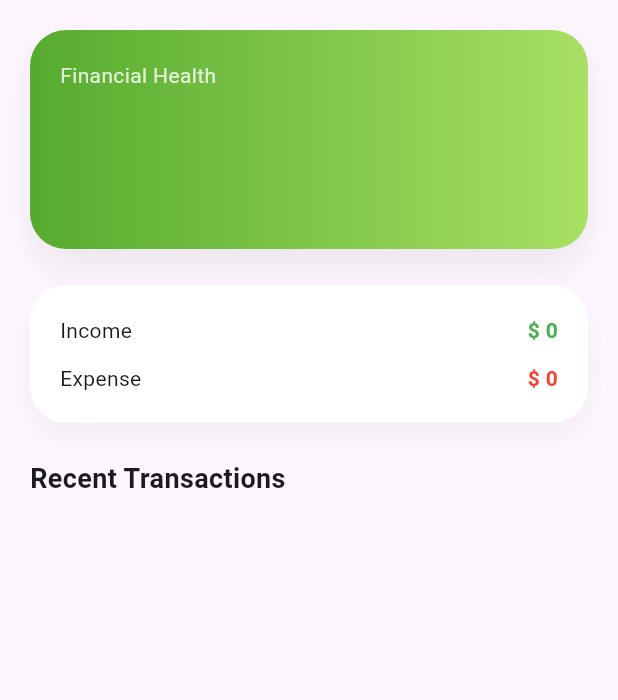
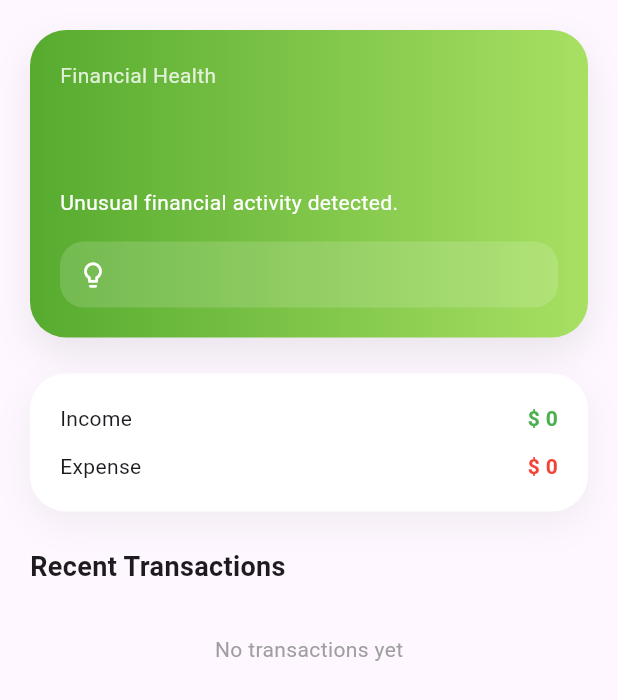
Before and after one commit to alvayonara/finguard-app, a Flutter app: the ActiveDashboard widget shown alone on an empty page, opened directly with empty values, on a phone screen of 412 x 824 dp. Shown: the top 700 px of the screen. Run offline on Flutter 3.47's test engine with Material 3 defaults, Android fonts, the phone set to English and light mode, and no system bars; our stand-ins replace dio, shared_preferences, shimmer; accounts and stored records are empty; network calls fail.

Commit message:
dynamic localization: insight + recommendation

````diff
--- a/lib/app.dart
+++ b/lib/app.dart
@@ -1,5 +1,6 @@
 import 'package:finguard_app/features/dashboard/view/dashboard_screen.dart';
 import 'package:finguard_app/features/dashboard/viewmodel/dashboard_viewmodel.dart';
+import 'package:finguard_app/l10n/app_localizations.dart';
 import 'package:flutter/material.dart';
 import 'package:provider/provider.dart';
 import 'core/app_settings.dart';
@@ -72,6 +73,7 @@ class FinguardApp extends StatelessWidget {
         locale: settings.locale,
         supportedLocales: const [Locale('en'), Locale('id')],
         localizationsDelegates: const [
+          AppLocalizations.delegate,
           GlobalMaterialLocalizations.delegate,
           GlobalWidgetsLocalizations.delegate,
           GlobalCupertinoLocalizations.delegate,
--- a/lib/core/app_settings.dart
+++ b/lib/core/app_settings.dart
@@ -2,8 +2,8 @@ import 'package:flutter/material.dart';
 import 'package:intl/intl.dart';
 
 class AppSettings extends ChangeNotifier {
-  Locale _locale = const Locale('id');
-  String _currency = 'IDR';
+  Locale _locale = const Locale('en');
+  String _currency = 'USD';
 
   Locale get locale => _locale;
   String get currency => _currency;
--- /dev/null
+++ b/lib/core/utils/insight_resolver.dart
@@ -0,0 +1,36 @@
+import 'package:flutter/widgets.dart';
+import 'package:finguard_app/l10n/app_localizations.dart';
+
+class InsightResolver {
+  static String resolveInsight(
+      BuildContext context, String? key) {
+    final loc = AppLocalizations.of(context)!;
+
+    switch (key) {
+      case "NEGATIVE_CASH_FLOW":
+        return loc.insightNegativeCashFlow;
+      case "EXPENSE_SPIKE":
+        return loc.insightExpenseSpike;
+      case "STABLE":
+        return loc.insightStable;
+      default:
+        return loc.insightGeneric;
+    }
+  }
+
+  static String resolveRecommendation(
+      BuildContext context, String? key) {
+    final loc = AppLocalizations.of(context)!;
+
+    switch (key) {
+      case "REC_NEGATIVE_CASH_FLOW":
+        return loc.recNegativeCashflow;
+      case "REC_EXPENSE_SPIKE":
+        return loc.recExpenseSpike;
+      case "REC_STABLE":
+        return loc.recStable;
+      default:
+        return "";
+    }
+  }
+}
--- a/lib/features/dashboard/data/model/dashboard_response.dart
+++ b/lib/features/dashboard/data/model/dashboard_response.dart
@@ -33,15 +33,15 @@ class FinancialHealth {
   final String level;
   final int score;
   final String color;
-  final String topInsight;
-  final String recommendation;
+  final String topInsightKey;
+  final String recommendationKey;
 
   FinancialHealth({
     required this.level,
     required this.score,
     required this.color,
-    required this.topInsight,
-    required this.recommendation,
+    required this.topInsightKey,
+    required this.recommendationKey,
   });
 
   factory FinancialHealth.fromJson(Map<String, dynamic> json) {
@@ -49,8 +49,8 @@ class FinancialHealth {
       level: json['level'] ?? "",
       score: json['score'] ?? 0,
       color: json['color'] ?? "",
-      topInsight: json['topInsight'] ?? "",
-      recommendation: json['recommendation'] ?? "",
+      topInsightKey: json['topInsightKey'] ?? "",
+      recommendationKey: json['recommendationKey'] ?? "",
     );
   }
 }
--- a/lib/features/dashboard/view/active_dashboard.dart
+++ b/lib/features/dashboard/view/active_dashboard.dart
@@ -1,5 +1,6 @@
 import 'package:finguard_app/core/app_settings.dart';
 import 'package:finguard_app/core/utils/currency_formatter.dart';
+import 'package:finguard_app/core/utils/insight_resolver.dart';
 import 'package:finguard_app/features/dashboard/data/model/dashboard_response.dart';
 import 'package:flutter/material.dart';
 import 'package:provider/provider.dart';
@@ -18,6 +19,9 @@ class ActiveDashboard extends StatelessWidget {
     return ListView(
       padding: const EdgeInsets.all(20),
       children: [
+        /// ===============================
+        /// FINANCIAL HEALTH CARD
+        /// ===============================
         if (financialHealth != null)
           Container(
             padding: const EdgeInsets.all(20),
@@ -37,7 +41,9 @@ class ActiveDashboard extends StatelessWidget {
               children: [
                 Text(
                   "Financial Health",
-                  style: TextStyle(color: Colors.white.withOpacity(0.8)),
+                  style: TextStyle(
+                    color: Colors.white.withOpacity(0.8),
+                  ),
                 ),
                 const SizedBox(height: 12),
                 Text(
@@ -49,9 +55,52 @@ class ActiveDashboard extends StatelessWidget {
                   ),
                 ),
                 const SizedBox(height: 8),
+
+                /// Insight (Localized)
                 Text(
-                  financialHealth.topInsight,
-                  style: const TextStyle(color: Colors.white),
+                  InsightResolver.resolveInsight(
+                    context,
+                    financialHealth.topInsightKey,
+                  ),
+                  style: const TextStyle(
+                    color: Colors.white,
+                    fontSize: 14,
+                  ),
+                ),
+
+                const SizedBox(height: 16),
+
+                /// Recommendation Box
+                Container(
+                  padding: const EdgeInsets.all(12),
+                  decoration: BoxDecoration(
+                    color: Colors.white.withOpacity(0.15),
+                    borderRadius: BorderRadius.circular(16),
+                  ),
+                  child: Row(
+                    crossAxisAlignment: CrossAxisAlignment.start,
+                    children: [
+                      const Icon(
+                        Icons.lightbulb_outline,
+                        color: Colors.white,
+                        size: 20,
+                      ),
+                      const SizedBox(width: 8),
+                      Expanded(
+                        child: Text(
+                          InsightResolver.resolveRecommendation(
+                            context,
+                            financialHealth.recommendationKey,
+                          ),
+                          style: const TextStyle(
+                            color: Colors.white,
+                            fontSize: 13,
+                            fontWeight: FontWeight.w500,
+                          ),
+                        ),
+                      ),
+                    ],
+                  ),
                 ),
               ],
             ),
@@ -59,6 +108,9 @@ class ActiveDashboard extends StatelessWidget {
 
         const SizedBox(height: 24),
 
+        /// ===============================
+        /// MONTH SUMMARY CARD
+        /// ===============================
         Container(
           padding: const EdgeInsets.all(20),
           decoration: BoxDecoration(
@@ -93,11 +145,24 @@ class ActiveDashboard extends StatelessWidget {
 
         const SizedBox(height: 24),
 
+        /// ===============================
+        /// RECENT TRANSACTIONS
+        /// ===============================
         const Text(
           "Recent Transactions",
           style: TextStyle(fontSize: 18, fontWeight: FontWeight.bold),
         ),
         const SizedBox(height: 12),
+
+        if (data.recentTransactions.isEmpty)
+          Container(
+            padding: const EdgeInsets.all(20),
+            alignment: Alignment.center,
+            child: const Text(
+              "No transactions yet",
+              style: TextStyle(color: Colors.grey),
+            ),
+          ),
 
         ...data.recentTransactions.map((tx) {
           final formattedAmount = CurrencyFormatter.format(
@@ -129,15 +194,21 @@ class ActiveDashboard extends StatelessWidget {
                       tx.category,
                       style: const TextStyle(fontWeight: FontWeight.bold),
                     ),
+                    const SizedBox(height: 4),
                     Text(
                       tx.occurredAt,
-                      style: const TextStyle(color: Colors.grey),
+                      style: const TextStyle(
+                        color: Colors.grey,
+                        fontSize: 12,
+                      ),
                     ),
                   ],
                 ),
                 Text(
                   formattedAmount,
-                  style: const TextStyle(fontWeight: FontWeight.bold),
+                  style: const TextStyle(
+                    fontWeight: FontWeight.bold,
+                  ),
                 ),
               ],
             ),
@@ -147,6 +218,7 @@ class ActiveDashboard extends StatelessWidget {
     );
   }
 
+  /// Gradient based on risk level
   LinearGradient _gradient(String level) {
     switch (level) {
       case "HIGH":
@@ -164,19 +236,28 @@ class ActiveDashboard extends StatelessWidget {
     }
   }
 
-  Widget _row(String label, double value, Color color, AppSettings settings) {
+  Widget _row(
+      String label,
+      double value,
+      Color color,
+      AppSettings settings,
+      ) {
     final formatted = CurrencyFormatter.format(
       amount: value,
       currencyCode: settings.currency,
       locale: settings.locale.languageCode,
     );
+
     return Row(
       mainAxisAlignment: MainAxisAlignment.spaceBetween,
       children: [
         Text(label),
         Text(
           formatted,
-          style: TextStyle(color: color, fontWeight: FontWeight.bold),
+          style: TextStyle(
+            color: color,
+            fontWeight: FontWeight.bold,
+          ),
         ),
       ],
     );
--- /dev/null
+++ b/lib/l10n/app_en.arb
@@ -0,0 +1,10 @@
+{
+  "insightNegativeCashFlow": "Your expenses this month are higher than your income.",
+  "insightExpenseSpike": "Your spending is much higher than usual.",
+  "insightGeneric": "Unusual financial activity detected.",
+  "insightStable": "Your financial condition is stable this week.",
+
+  "recNegativeCashflow": "Reduce non-essential expenses this month.",
+  "recExpenseSpike": "Avoid large spending for the next few days.",
+  "recStable": "Maintain your current spending pattern."
+}
--- /dev/null
+++ b/lib/l10n/app_localizations.dart
@@ -0,0 +1,171 @@
+import 'dart:async';
+
+import 'package:flutter/foundation.dart';
+import 'package:flutter/widgets.dart';
+import 'package:flutter_localizations/flutter_localizations.dart';
+import 'package:intl/intl.dart' as intl;
+
+import 'app_localizations_en.dart';
+import 'app_localizations_id.dart';
+
+// ignore_for_file: type=lint
+
+/// Callers can lookup localized strings with an instance of AppLocalizations
+/// returned by `AppLocalizations.of(context)`.
+///
+/// Applications need to include `AppLocalizations.delegate()` in their app's
+/// `localizationDelegates` list, and the locales they support in the app's
+/// `supportedLocales` list. For example:
+///
+/// ```dart
+/// import 'l10n/app_localizations.dart';
+///
+/// return MaterialApp(
+///   localizationsDelegates: AppLocalizations.localizationsDelegates,
+///   supportedLocales: AppLocalizations.supportedLocales,
+///   home: MyApplicationHome(),
+/// );
+/// ```
+///
+/// ## Update pubspec.yaml
+///
+/// Please make sure to update your pubspec.yaml to include the following
+/// packages:
+///
+/// ```yaml
+/// dependencies:
+///   # Internationalization support.
+///   flutter_localizations:
+///     sdk: flutter
+///   intl: any # Use the pinned version from flutter_localizations
+///
+///   # Rest of dependencies
+/// ```
+///
+/// ## iOS Applications
+///
+/// iOS applications define key application metadata, including supported
+/// locales, in an Info.plist file that is built into the application bundle.
+/// To configure the locales supported by your app, you’ll need to edit this
+/// file.
+///
+/// First, open your project’s ios/Runner.xcworkspace Xcode workspace file.
+/// Then, in the Project Navigator, open the Info.plist file under the Runner
+/// project’s Runner folder.
+///
+/// Next, select the Information Property List item, select Add Item from the
+/// Editor menu, then select Localizations from the pop-up menu.
+///
+/// Select and expand the newly-created Localizations item then, for each
+/// locale your application supports, add a new item and select the locale
+/// you wish to add from the pop-up menu in the Value field. This list should
+/// be consistent with the languages listed in the AppLocalizations.supportedLocales
+/// property.
+abstract class AppLocalizations {
+  AppLocalizations(String locale) : localeName = intl.Intl.canonicalizedLocale(locale.toString());
+
+  final String localeName;
+
+  static AppLocalizations? of(BuildContext context) {
+    return Localizations.of<AppLocalizations>(context, AppLocalizations);
+  }
+
+  static const LocalizationsDelegate<AppLocalizations> delegate = _AppLocalizationsDelegate();
+
+  /// A list of this localizations delegate along with the default localizations
+  /// delegates.
+  ///
+  /// Returns a list of localizations delegates containing this delegate along with
+  /// GlobalMaterialLocalizations.delegate, GlobalCupertinoLocalizations.delegate,
+  /// and GlobalWidgetsLocalizations.delegate.
+  ///
+  /// Additional delegates can be added by appending to this list in
+  /// MaterialApp. This list does not have to be used at all if a custom list
+  /// of delegates is preferred or required.
+  static const List<LocalizationsDelegate<dynamic>> localizationsDelegates = <LocalizationsDelegate<dynamic>>[
+    delegate,
+    GlobalMaterialLocalizations.delegate,
+    GlobalCupertinoLocalizations.delegate,
+    GlobalWidgetsLocalizations.delegate,
+  ];
+
+  /// A list of this localizations delegate's supported locales.
+  static const List<Locale> supportedLocales = <Locale>[
+    Locale('en'),
+    Locale('id')
+  ];
+
+  /// No description provided for @insightNegativeCashFlow.
+  ///
+  /// In en, this message translates to:
+  /// **'Your expenses this month are higher than your income.'**
+  String get insightNegativeCashFlow;
+
+  /// No description provided for @insightExpenseSpike.
+  ///
+  /// In en, this message translates to:
+  /// **'Your spending is much higher than usual.'**
+  String get insightExpenseSpike;
+
+  /// No description provided for @insightGeneric.
+  ///
+  /// In en, this message translates to:
+  /// **'Unusual financial activity detected.'**
+  String get insightGeneric;
+
+  /// No description provided for @insightStable.
+  ///
+  /// In en, this message translates to:
+  /// **'Your financial condition is stable this week.'**
+  String get insightStable;
+
+  /// No description provided for @recNegativeCashflow.
+  ///
+  /// In en, this message translates to:
+  /// **'Reduce non-essential expenses this month.'**
+  String get recNegativeCashflow;
+
+  /// No description provided for @recExpenseSpike.
+  ///
+  /// In en, this message translates to:
+  /// **'Avoid large spending for the next few days.'**
+  String get recExpenseSpike;
+
+  /// No description provided for @recStable.
+  ///
+  /// In en, this message translates to:
+  /// **'Maintain your current spending pattern.'**
+  String get recStable;
+}
+
+class _AppLocalizationsDelegate extends LocalizationsDelegate<AppLocalizations> {
+  const _AppLocalizationsDelegate();
+
+  @override
+  Future<AppLocalizations> load(Locale locale) {
+    return SynchronousFuture<AppLocalizations>(lookupAppLocalizations(locale));
+  }
+
+  @override
+  bool isSupported(Locale locale) => <String>['en', 'id'].contains(locale.languageCode);
+
+  @override
+  bool shouldReload(_AppLocalizationsDelegate old) => false;
+}
+
+AppLocalizations lookupAppLocalizations(Locale locale) {
+
+
+  // Lookup logic when only language code is specified.
+  switch (locale.languageCode) {
+    case 'en': return AppLocalizationsEn();
+    case 'id': return AppLocalizationsId();
+  }
+
+  throw FlutterError(
+    'AppLocalizations.delegate failed to load unsupported locale "$locale". This is likely '
+    'an issue with the localizations generation tool. Please file an issue '
+    'on GitHub with a reproducible sample app and the gen-l10n configuration '
+    'that was used.'
+  );
+}
--- a/pubspec.yaml
+++ b/pubspec.yaml
@@ -26,3 +26,4 @@ dev_dependencies:
 
 flutter:
   uses-material-design: true
+  generate: true
````
Also changed, not shown: lib/features/auth/viewmodel/auth_viewmodel.dart (+7 -4 lines), lib/l10n/app_id.arb (added, +10 -0 lines), lib/l10n/app_localizations_en.dart (added, +31 -0 lines), lib/l10n/app_localizations_id.dart (added, +31 -0 lines).
